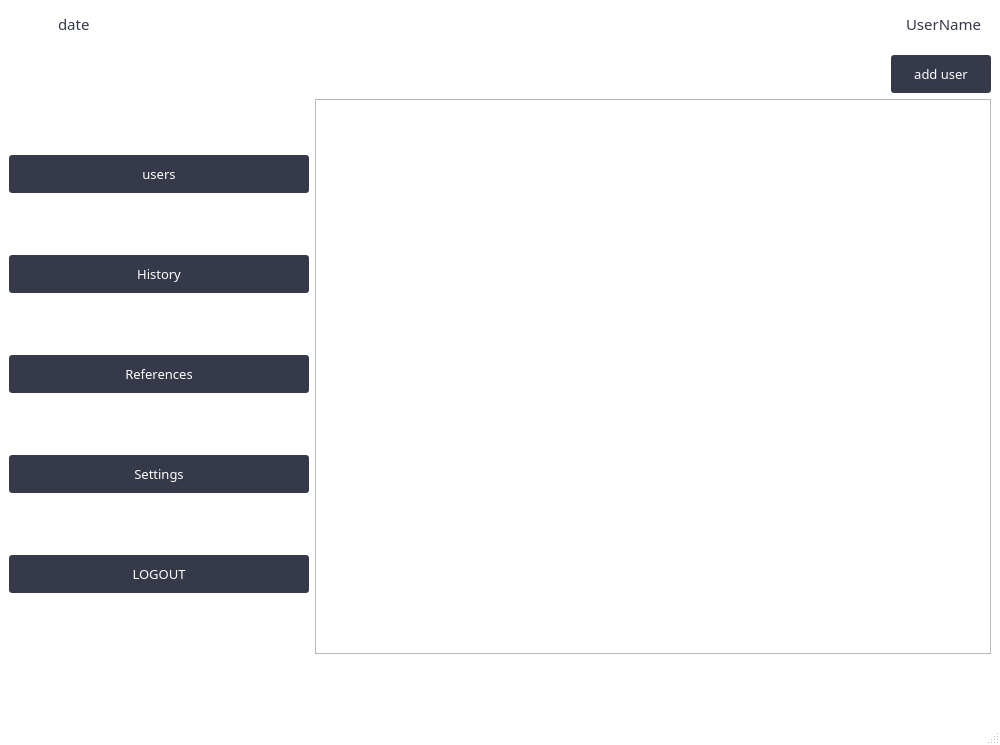
Above: ui/admin.ui from HamzaMPSY/qt_app_mts before the change. Below: the same form after it.
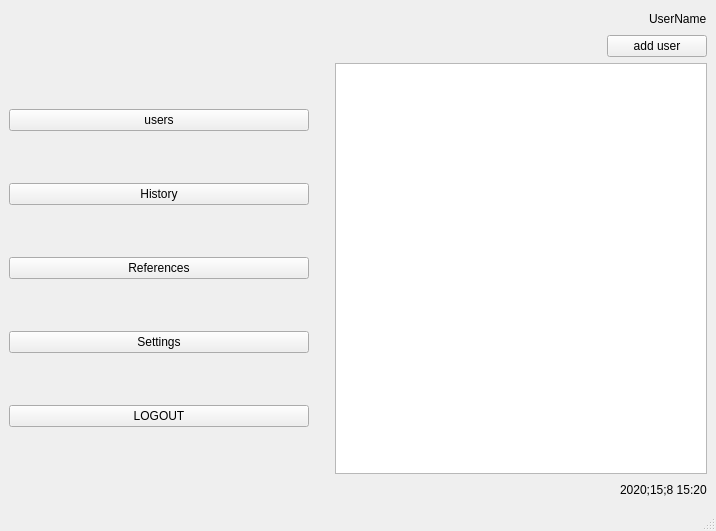
That is the form after the change.

Diff of the .ui file:
```diff
--- a/ui/admin.ui
+++ b/ui/admin.ui
@@ -6,49 +6,16 @@
    <rect>
     <x>0</x>
     <y>0</y>
-    <width>1000</width>
-    <height>745</height>
+    <width>716</width>
+    <height>531</height>
    </rect>
   </property>
   <property name="windowTitle">
    <string>MainWindow</string>
   </property>
   <property name="styleSheet">
-   <string notr="true">QPushButton {
-  font-family: sans-serif;
-  text-transform: uppercase;
-  outline: 0;
-  background: #35394a;
-  border: 10px;
-  padding: 10px;
-  color: #FFFFFF;
-  font-size: 13px;
- border-radius: 3px;
-
-}
-
-QLabel{
-  font-family: sans-serif;
-  text-transform: uppercase;
-  outline: 0;
-  background: #ffffff;
-  border: 1px;
-  padding: 5px;
-  color: #35394a;
-  font-size: 15px;
- 
-}
-QMainWindow{
-  background: #ffffff;
-
-}
-QHeaderView {
- font-size: 14pt;
- font: 10pt &quot;OCR A Extended&quot;;
- }
-QTableView{
- font: 10pt &quot;Yu Gothic UI&quot;;
-}</string>
+   <string notr="true">
+</string>
   </property>
   <widget class="QWidget" name="centralwidget">
    <layout class="QVBoxLayout" name="verticalLayout_2">
@@ -57,37 +24,7 @@
       <item>
        <layout class="QHBoxLayout" name="horizontalLayout_3">
         <item>
-         <layout class="QHBoxLayout" name="horizontalLayout_2">
-          <item>
-           <spacer name="horizontalSpacer_3">
-            <property name="orientation">
-             <enum>Qt::Horizontal</enum>
-            </property>
-            <property name="sizeType">
-             <enum>QSizePolicy::Fixed</enum>
-            </property>
-            <property name="sizeHint" stdset="0">
-             <size>
-              <width>40</width>
-              <height>20</height>
-             </size>
-            </property>
-           </spacer>
-          </item>
-         </layout>
-        </item>
-        <item>
-         <widget class="QLabel" name="dateLabel">
-          <property name="maximumSize">
-           <size>
-            <width>16777215</width>
-            <height>30</height>
-           </size>
-          </property>
-          <property name="text">
-           <string>date</string>
-          </property>
-         </widget>
+         <layout class="QHBoxLayout" name="horizontalLayout_2"/>
         </item>
         <item>
          <spacer name="horizontalSpacer_2">
@@ -113,6 +50,10 @@
             <height>30</height>
            </size>
           </property>
+          <property name="styleSheet">
+           <string notr="true">font: 75 22pt &quot;Arial Narrow&quot;;
+width: 80pt</string>
+          </property>
           <property name="text">
            <string>UserName</string>
           </property>
@@ -122,22 +63,6 @@
       </item>
      </layout>
     </item>
-    <item>
-     <spacer name="verticalSpacer">
-      <property name="orientation">
-       <enum>Qt::Vertical</enum>
-      </property>
-      <property name="sizeType">
-       <enum>QSizePolicy::Fixed</enum>
-      </property>
-      <property name="sizeHint" stdset="0">
-       <size>
-        <width>20</width>
-        <height>10</height>
-       </size>
-      </property>
-     </spacer>
-    </item>
     <item>
      <layout class="QHBoxLayout" name="horizontalLayout_4">
       <item>
@@ -227,6 +152,19 @@
         </item>
        </layout>
       </item>
+      <item>
+       <spacer name="verticalSpacer">
+        <property name="orientation">
+         <enum>Qt::Vertical</enum>
+        </property>
+        <property name="sizeHint" stdset="0">
+         <size>
+          <width>20</width>
+          <height>40</height>
+         </size>
+        </property>
+       </spacer>
+      </item>
       <item>
        <widget class="QSplitter" name="splitter">
         <property name="orientation">
@@ -238,20 +176,32 @@
      </layout>
     </item>
     <item>
-     <spacer name="verticalSpacer_2">
-      <property name="orientation">
-       <enum>Qt::Vertical</enum>
-      </property>
-      <property name="sizeType">
-       <enum>QSizePolicy::Minimum</enum>
-      </property>
-      <property name="sizeHint" stdset="0">
-       <size>
-        <width>20</width>
-        <height>60</height>
-       </size>
-      </property>
-     </spacer>
+     <layout class="QHBoxLayout" name="horizontalLayout_6">
+      <item>
+       <spacer name="horizontalSpacer">
+        <property name="orientation">
+         <enum>Qt::Horizontal</enum>
+        </property>
+        <property name="sizeHint" stdset="0">
+         <size>
+          <width>40</width>
+          <height>20</height>
+         </size>
+        </property>
+       </spacer>
+      </item>
+      <item>
+       <widget class="QLabel" name="dateLabel">
+        <property name="styleSheet">
+         <string notr="true">font: 75 22pt &quot;Arial Narrow&quot;;
+width: 80pt</string>
+        </property>
+        <property name="text">
+         <string>2020;15;8 15:20</string>
+        </property>
+       </widget>
+      </item>
+     </layout>
     </item>
    </layout>
   </widget>
```
Left out of the diff: 2 changed lines with no effect on the pictures.
